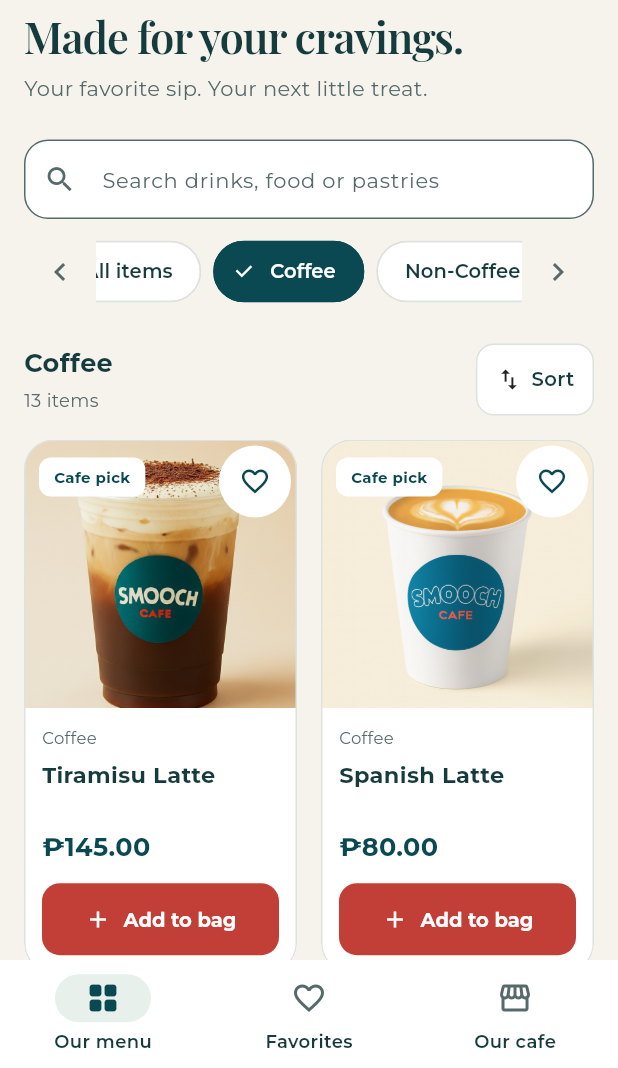
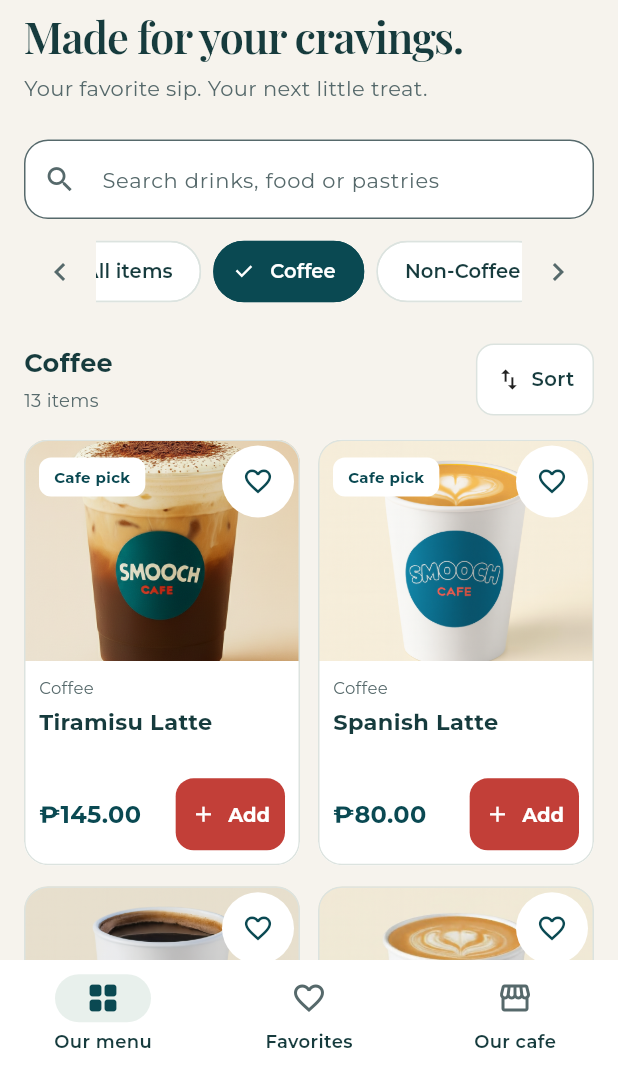
Before and after one commit to khier091225/ecommerce, a Flutter app: the MenuScreen screen opened directly, after a tap on "Coffee", on a phone screen of 412 x 824 dp, the part 168-1236 px from its top. Run offline on Flutter 3.47's test engine with Material 3 defaults, Android fonts, the phone set to English and light mode, and no system bars.

Commit message:
Refactor code structure for improved readability and maintainability

```diff
--- a/lib/main.dart
+++ b/lib/main.dart
@@ -1498,19 +1498,32 @@ class StartScreen extends StatefulWidget {
 }
 
 class _StartScreenState extends State<StartScreen>
-    with SingleTickerProviderStateMixin {
+    with TickerProviderStateMixin, WidgetsBindingObserver {
   late final AnimationController _animation;
+  late final AnimationController _idle;
   bool? _reducedMotion;
   bool _leaving = false;
+  bool _foreground = true;
 
   @override
   void initState() {
     super.initState();
-    _animation = AnimationController(
+    WidgetsBinding.instance.addObserver(this);
+    final lifecycle = WidgetsBinding.instance.lifecycleState;
+    _foreground = lifecycle == null || lifecycle == AppLifecycleState.resumed;
+    _idle = AnimationController(
+      vsync: this,
+      duration: const Duration(seconds: 10),
+      animationBehavior: AnimationBehavior.preserve,
+    );
+    _animation =
+        AnimationController(
           vsync: this,
           duration: StartScreen.duration,
           animationBehavior: AnimationBehavior.preserve,
-    );
+        )..addStatusListener((status) {
+          if (status == AnimationStatus.completed) _syncMotion();
+        });
     WidgetsBinding.instance.addPostFrameCallback((_) {
       if (!mounted) return;
       // Decode the initial menu images while the intro is playing.
@@ -1530,18 +1543,34 @@ class _StartScreenState extends State<StartScreen>
     final reduceMotion = MediaQuery.disableAnimationsOf(context);
     if (_reducedMotion == reduceMotion) return;
     _reducedMotion = reduceMotion;
-    if (reduceMotion) {
+    _syncMotion();
+  }
+
+  @override
+  void didChangeAppLifecycleState(AppLifecycleState state) {
+    _foreground = state == AppLifecycleState.resumed;
+    _syncMotion();
+  }
+
+  void _syncMotion() {
+    if (_reducedMotion == true) {
       _animation.stop();
-      _animation.value = 1;
-    } else if (!_leaving) {
-      _animation.forward(from: 0);
+      _idle.stop();
+      if (_animation.value != 1) _animation.value = 1;
+    } else if (_reducedMotion != false || _leaving || !_foreground) {
+      _animation.stop();
+      _idle.stop();
+    } else if (_animation.isCompleted) {
+      if (!_idle.isAnimating) _idle.repeat();
+    } else if (!_animation.isAnimating) {
+      _animation.forward();
     }
   }
 
   Future<void> _openMenu() async {
     if (!mounted || _leaving) return;
     setState(() => _leaving = true);
-    _animation.stop();
+    _syncMotion();
     try {
       await Navigator.push<void>(
         context,
@@ -1553,16 +1582,16 @@ class _StartScreenState extends State<StartScreen>
     } finally {
       if (mounted) {
         setState(() => _leaving = false);
-        if (_reducedMotion == false && !_animation.isCompleted) {
-          _animation.forward();
-        }
+        _syncMotion();
       }
     }
   }
 
   @override
   void dispose() {
+    WidgetsBinding.instance.removeObserver(this);
     _animation.dispose();
+    _idle.dispose();
     super.dispose();
   }
 
@@ -1640,12 +1669,16 @@ class _StartScreenState extends State<StartScreen>
                                     label: 'A floating Smooch Cafe cup with orbiting coffee beans and rising steam',
                                     image: true,
                                     child: ExcludeSemantics(
-                                      child: CustomPaint(
+                                      child: AnimatedBuilder(
+                                        animation: _idle,
+                                        builder: (context, _) => CustomPaint(
                                           key: const Key('coffee-scene'),
                                           painter: CoffeeScenePainter(
                                             progress: progress,
+                                            idlePhase: _idle.value,
                                             reducedMotion:
                                                 _reducedMotion ?? false,
+                                          ),
                                         ),
                                       ),
                                     ),
@@ -2184,7 +2217,9 @@ class _MenuScreenState extends State<MenuScreen> {
                               ? math
                                     .max(1, (width / (240 * scale)).floor())
                                     .clamp(1, 4)
-                              : width >= 1000
+                              : width >= 1040
+                              ? 5
+                              : width >= 900
                               ? 4
                               : width >= 700
                               ? 3
@@ -2192,17 +2227,17 @@ class _MenuScreenState extends State<MenuScreen> {
                               ? 2
                               : 1;
                           final cardWidth =
-                              (width - 16 * (columns - 1)) / columns;
+                              (width - 12 * (columns - 1)) / columns;
                           return SliverGrid.builder(
                             itemCount: items.length,
                             gridDelegate:
                                 SliverGridDelegateWithFixedCrossAxisCount(
                                   crossAxisCount: columns,
-                                  crossAxisSpacing: 16,
-                                  mainAxisSpacing: 18,
+                                  crossAxisSpacing: 12,
+                                  mainAxisSpacing: 14,
                                   mainAxisExtent:
-                                      math.min(cardWidth * .9, 250) +
-                                      192 * scale,
+                                      math.min(cardWidth * .76, 176) +
+                                      144 * scale,
                                 ),
                             itemBuilder: (_, index) => ProductCard(
                               product: items[index],
@@ -2612,7 +2647,7 @@ class ProductCard extends StatelessWidget {
     return Material(
       color: AppColors.surface,
       shape: RoundedRectangleBorder(
-        borderRadius: BorderRadius.circular(20),
+        borderRadius: BorderRadius.circular(16),
         side: const BorderSide(color: AppColors.border),
       ),
       clipBehavior: Clip.antiAlias,
@@ -2711,7 +2746,7 @@ class ProductCard extends StatelessWidget {
               ),
             ),
             Padding(
-              padding: const EdgeInsets.all(12),
+              padding: const EdgeInsets.all(10),
               child: Column(
                 crossAxisAlignment: CrossAxisAlignment.start,
                 children: [
@@ -2724,7 +2759,7 @@ class ProductCard extends StatelessWidget {
                       color: AppColors.secondaryText,
                     ),
                   ),
-                  const SizedBox(height: 6),
+                  const SizedBox(height: 4),
                   SizedBox(
                     height: MediaQuery.textScalerOf(context).scale(15) * 2.7,
                     child: Text(
@@ -2738,37 +2773,61 @@ class ProductCard extends StatelessWidget {
                       ),
                     ),
                   ),
-                  const SizedBox(height: 6),
-                  Text(
+                  const SizedBox(height: 8),
+                  LayoutBuilder(
+                    builder: (context, constraints) {
+                      final scale =
+                          MediaQuery.textScalerOf(context).scale(13) / 13;
+                      final stacked = constraints.maxWidth < 150 * scale;
+                      final price = Text(
                         pesos(product.price),
                         style: const TextStyle(
-                      fontSize: 17,
+                          fontSize: 16,
                           fontWeight: FontWeight.w700,
                           color: AppColors.dark,
                         ),
-                  ),
-                  const SizedBox(height: 12),
-                  SizedBox(
-                    width: double.infinity,
-                    child: Tooltip(
+                      );
+                      final add = Tooltip(
                         message: 'Add ${product.name} to cart',
                         child: FilledButton.icon(
                           key: Key('add-${product.id}'),
                           onPressed: () => controller.addToCart(product),
-                        icon: const Icon(Icons.add, size: 18),
-                        label: const Text('Add to bag'),
+                          icon: const Icon(Icons.add, size: 17),
+                          label: Text(
+                            constraints.maxWidth >= 230 * scale
+                                ? 'Add to bag'
+                                : 'Add',
+                          ),
                           style: FilledButton.styleFrom(
                             padding: const EdgeInsets.symmetric(
                               horizontal: 10,
-                            vertical: 12,
-                          ),
-                          minimumSize: const Size(48, 48),
+                              vertical: 10,
+                            ),
+                            minimumSize: const Size(68, 48),
                             shape: RoundedRectangleBorder(
                               borderRadius: BorderRadius.circular(12),
                             ),
                           ),
                         ),
-                    ),
+                      );
+                      if (stacked) {
+                        return Column(
+                          crossAxisAlignment: CrossAxisAlignment.start,
+                          children: [
+                            price,
+                            const SizedBox(height: 8),
+                            SizedBox(width: double.infinity, child: add),
+                          ],
+                        );
+                      }
+                      return Row(
+                        children: [
+                          Expanded(child: price),
+                          const SizedBox(width: 8),
+                          add,
+                        ],
+                      );
+                    },
                   ),
                 ],
               ),
@@ -3392,10 +3451,15 @@ class _CafeInfo extends StatelessWidget {
 // A small perspective renderer: the cup is a shaded surface of revolution.
 // Faces are sorted by depth; visible lettering follows the curved cup surface.
 class CoffeeScenePainter extends CustomPainter {
-  CoffeeScenePainter({required this.progress, required this.reducedMotion});
+  CoffeeScenePainter({
+    required this.progress,
+    required this.reducedMotion,
+    this.idlePhase = 0,
+  });
 
   final double progress;
   final bool reducedMotion;
+  final double idlePhase;
   static const _cream = Color(0xFFF5E8D6);
   static const _lid = Color(0xFFFFF5E8);
   static const _light = _Vector(-.45, .65, 1);
@@ -3403,18 +3467,25 @@ class CoffeeScenePainter extends CustomPainter {
   @override
   void paint(Canvas canvas, Size size) {
     final time = reducedMotion ? 1.0 : progress;
+    final idleAngle = reducedMotion ? 0.0 : idlePhase * math.pi * 2;
     final arrival = reducedMotion
         ? 1.0
         : Curves.easeOutBack.transform((time / .25).clamp(0.0, 1.0));
     final turn = Curves.easeInOutCubic.transform(
       ((time - .05) / .78).clamp(0.0, 1.0),
     );
-    final yaw = reducedMotion ? -.14 : -.65 + math.pi * 2 * turn + .51 * turn;
-    final tilt = reducedMotion ? .27 : .27 + math.sin(time * math.pi * 2) * .08;
+    final yaw = reducedMotion
+        ? -.14
+        : -.65 + math.pi * 2 * turn + .51 * turn + math.sin(idleAngle) * .18;
+    final tilt = reducedMotion
+        ? .27
+        : .27 + math.sin(time * math.pi * 2 + idleAngle) * .08;
     final roll = reducedMotion
         ? -.08
-        : -.08 + math.sin(time * math.pi * 2) * .1;
-    final float = reducedMotion ? 0.0 : math.sin(time * math.pi * 3) * .09;
+        : -.08 + math.sin(time * math.pi * 2 + idleAngle) * .1;
+    final float = reducedMotion
+        ? 0.0
+        : math.sin(time * math.pi * 3 + idleAngle) * .09;
     final unit = math.min(size.width / 4.5, size.height / 4.25);
     final center = Offset(size.width / 2, size.height * .51);
 
@@ -3662,7 +3733,8 @@ class CoffeeScenePainter extends CustomPainter {
 
     for (var i = 0; i < 5; i++) {
       final angle =
-          i * math.pi * 2 / 5 + (reducedMotion ? .3 : time * math.pi * 2 * .8);
+          i * math.pi * 2 / 5 +
+          (reducedMotion ? .3 : time * math.pi * 2 * .8 + idleAngle);
       final position = _Vector(
         math.cos(angle) * 1.74,
         math.sin(angle * 1.4 + i) * .8 + .1,
@@ -3741,7 +3813,9 @@ class CoffeeScenePainter extends CustomPainter {
 
     // Steam is intentionally soft and sparse, keeping the cup as the focal point.
     for (var i = 0; i < 3; i++) {
-      final phase = reducedMotion ? .45 + i * .1 : (time * 1.8 + i / 3) % 1;
+      final phase = reducedMotion
+          ? .45 + i * .1
+          : (time * 1.8 + idlePhase * 2 + i / 3) % 1;
       final alpha = math.sin(phase * math.pi) * .24 * arrival.clamp(0, 1);
       final start = project(_Vector((i - 1) * .25, 1.46 + phase * .5, 0));
       final drift = math.sin(phase * math.pi * 2 + i) * unit * .13;
@@ -3767,12 +3841,14 @@ class CoffeeScenePainter extends CustomPainter {
     }
 
     for (var i = 0; i < 10; i++) {
-      final angle = i * 2.4 + (reducedMotion ? 0 : time * .6);
+      final angle = i * 2.4 + (reducedMotion ? 0 : time * .6 + idleAngle);
       final distance = 1.55 + (i % 3) * .22;
       final point = project(
         _Vector(math.cos(angle) * distance, math.sin(angle) * 1.5, -.5),
       );
-      final pulse = reducedMotion ? .6 : .45 + .3 * math.sin(time * 8 + i);
+      final pulse = reducedMotion
+          ? .6
+          : .45 + .3 * math.sin(time * 8 + idleAngle + i);
       canvas.drawCircle(
         point,
         i % 3 == 0 ? 2.1 : 1.2,
@@ -3787,6 +3863,7 @@ class CoffeeScenePainter extends CustomPainter {
   @override
   bool shouldRepaint(CoffeeScenePainter oldDelegate) =>
       progress != oldDelegate.progress ||
+      idlePhase != oldDelegate.idlePhase ||
       reducedMotion != oldDelegate.reducedMotion;
 }
 
```
Also changed, not shown: artifacts/menu-compact-desktop.png (added), artifacts/menu-compact-phone.png (added), artifacts/start-idle-loop-a.png (added), artifacts/start-idle-loop-b.png (added), 2 other files. Lines whose indentation alone changed are shown as unchanged.
